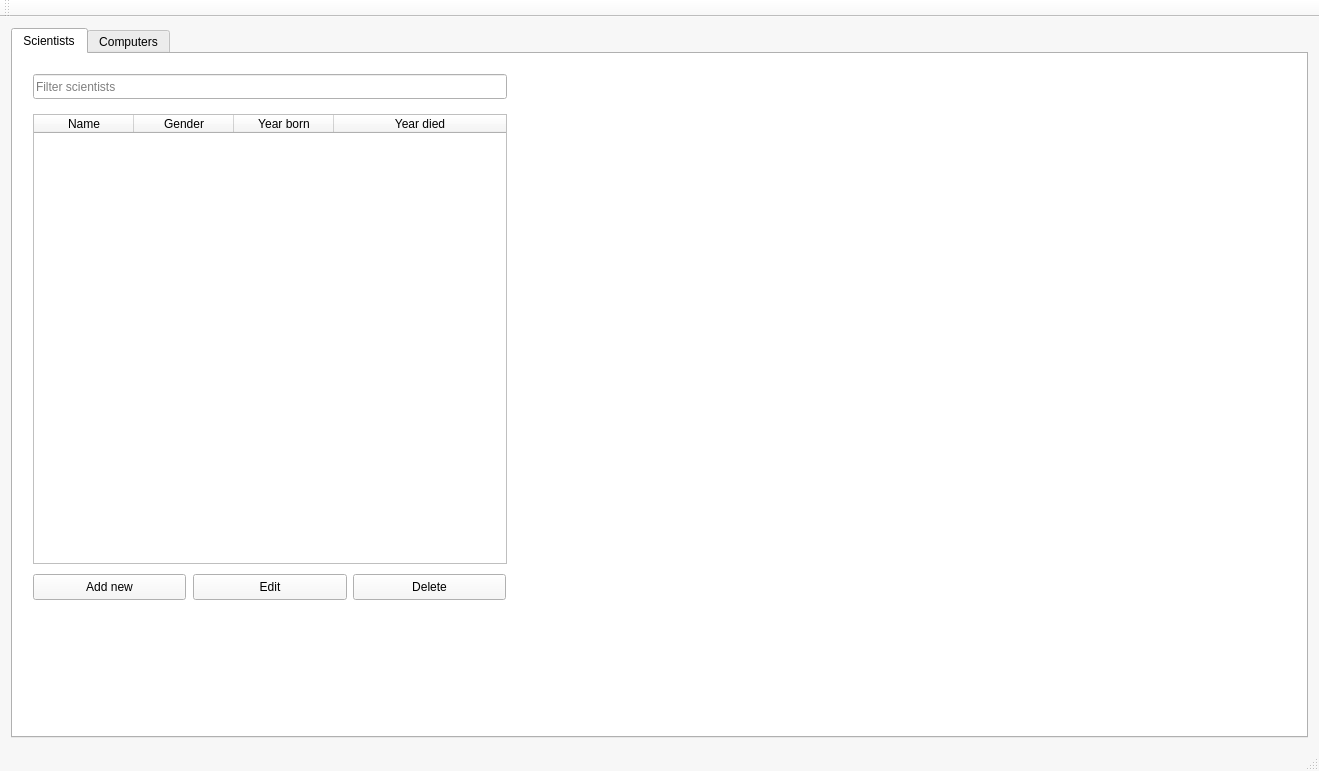
Above: mainwindow.ui from Hopur-50/Verkefni3 before the change. Below: the same form after it.
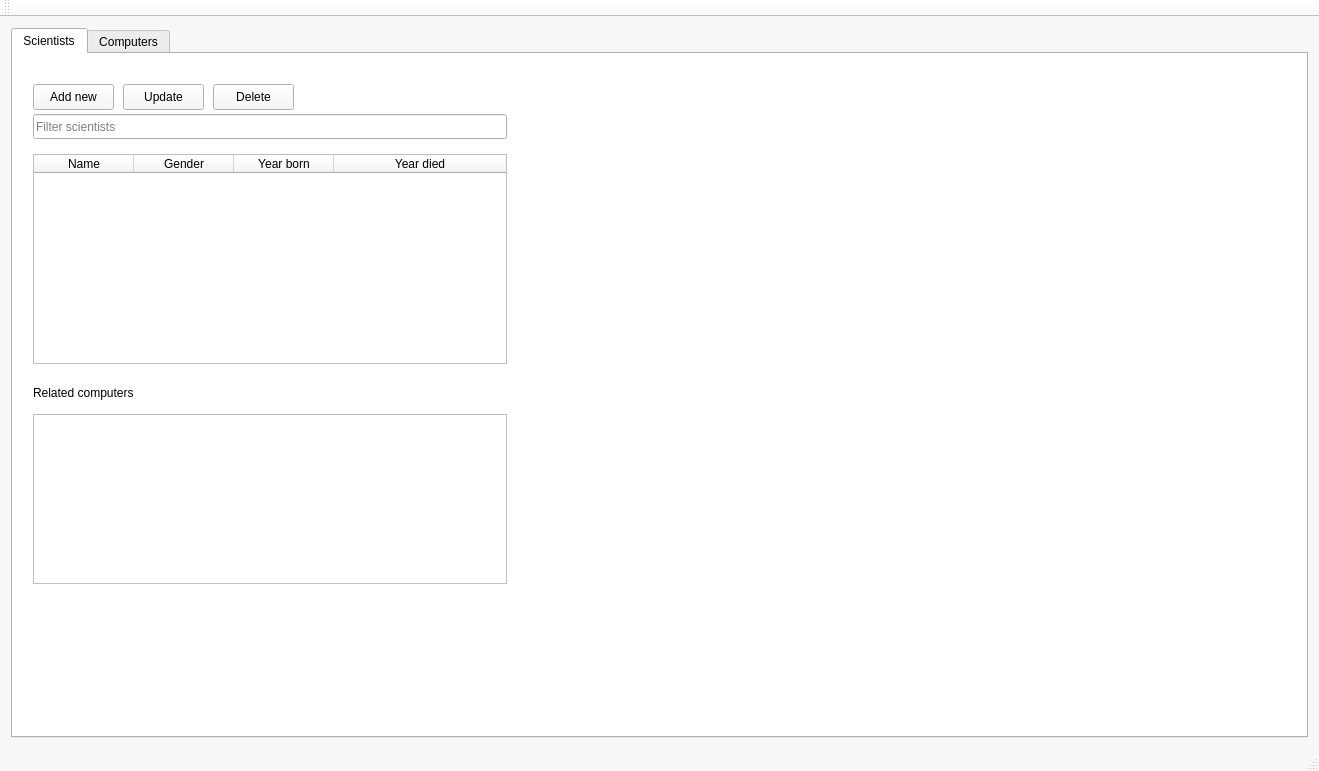
That is the form after the change.

Commit message: breytt layout i mainwindow

Patch:
```diff
--- a/mainwindow.ui
+++ b/mainwindow.ui
@@ -452,8 +452,8 @@
         <property name="geometry">
          <rect>
           <x>20</x>
-          <y>520</y>
-          <width>153</width>
+          <y>30</y>
+          <width>81</width>
           <height>26</height>
          </rect>
         </property>
@@ -464,22 +464,22 @@
        <widget class="QPushButton" name="editScientistButton">
         <property name="geometry">
          <rect>
-          <x>180</x>
-          <y>520</y>
-          <width>154</width>
+          <x>110</x>
+          <y>30</y>
+          <width>81</width>
           <height>26</height>
          </rect>
         </property>
         <property name="text">
-         <string>Edit</string>
+         <string>Update</string>
         </property>
        </widget>
        <widget class="QPushButton" name="deleteScientistButton">
         <property name="geometry">
          <rect>
-          <x>340</x>
-          <y>520</y>
-          <width>153</width>
+          <x>200</x>
+          <y>30</y>
+          <width>81</width>
           <height>26</height>
          </rect>
         </property>
@@ -491,7 +491,7 @@
         <property name="geometry">
          <rect>
           <x>20</x>
-          <y>20</y>
+          <y>60</y>
           <width>474</width>
           <height>25</height>
          </rect>
@@ -510,9 +510,9 @@
         <property name="geometry">
          <rect>
           <x>20</x>
-          <y>60</y>
+          <y>100</y>
           <width>474</width>
-          <height>450</height>
+          <height>210</height>
          </rect>
         </property>
         <property name="minimumSize">
@@ -614,6 +614,32 @@
          </property>
         </column>
        </widget>
+       <widget class="QTableView" name="relatedComputers">
+        <property name="geometry">
+         <rect>
+          <x>20</x>
+          <y>360</y>
+          <width>474</width>
+          <height>170</height>
+         </rect>
+        </property>
+        <property name="toolTip">
+         <string>&lt;html&gt;&lt;head/&gt;&lt;body&gt;&lt;p&gt;&lt;br/&gt;&lt;/p&gt;&lt;/body&gt;&lt;/html&gt;</string>
+        </property>
+       </widget>
+       <widget class="QLabel" name="label">
+        <property name="geometry">
+         <rect>
+          <x>20</x>
+          <y>330</y>
+          <width>161</width>
+          <height>17</height>
+         </rect>
+        </property>
+        <property name="text">
+         <string>Related computers</string>
+        </property>
+       </widget>
       </widget>
       <widget class="QWidget" name="tab_2">
        <attribute name="title">
```
Left out of the diff: 47 changed lines with no effect on the pictures.
